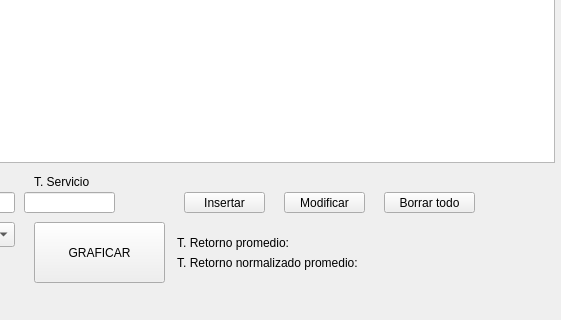
First picture: the form in Planificador/mainwindow.ui, repository lamlemonpie/SO, before the edit; both pictures show x 736 to 1297 and y 138 to 458 of the 1297 by 458 pixel window.
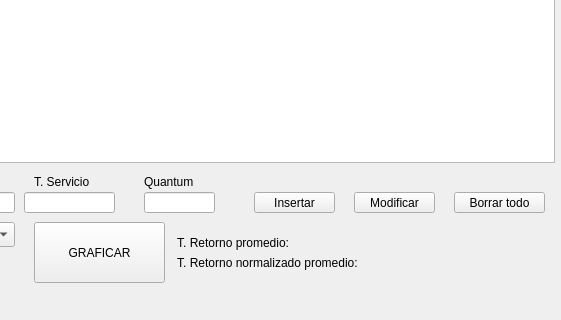
Second picture: the form after the edit. Custom widgets are drawn as their Qt base class.

Commit message: Cositas de interfaz

The edit to the form file:
```diff
--- a/Planificador/mainwindow.ui
+++ b/Planificador/mainwindow.ui
@@ -27,7 +27,7 @@
    <widget class="QPushButton" name="pushButton">
     <property name="geometry">
      <rect>
-      <x>920</x>
+      <x>990</x>
       <y>330</y>
       <width>81</width>
       <height>21</height>
@@ -99,7 +99,7 @@
    <widget class="QPushButton" name="pushButton_3">
     <property name="geometry">
      <rect>
-      <x>1120</x>
+      <x>1190</x>
       <y>330</y>
       <width>91</width>
       <height>21</height>
@@ -135,7 +135,7 @@
    <widget class="QPushButton" name="pushButton_4">
     <property name="geometry">
      <rect>
-      <x>1020</x>
+      <x>1090</x>
       <y>330</y>
       <width>81</width>
       <height>21</height>
@@ -257,6 +257,37 @@
       <string>SRT</string>
      </property>
     </item>
+    <item>
+     <property name="text">
+      <string>Round Robin</string>
+     </property>
+    </item>
+   </widget>
+   <widget class="QLineEdit" name="lineEdit_4">
+    <property name="geometry">
+     <rect>
+      <x>880</x>
+      <y>330</y>
+      <width>71</width>
+      <height>21</height>
+     </rect>
+    </property>
+    <property name="text">
+     <string/>
+    </property>
+   </widget>
+   <widget class="QLabel" name="label_6">
+    <property name="geometry">
+     <rect>
+      <x>880</x>
+      <y>310</y>
+      <width>71</width>
+      <height>20</height>
+     </rect>
+    </property>
+    <property name="text">
+     <string>Quantum</string>
+    </property>
    </widget>
   </widget>
   <widget class="QMenuBar" name="menuBar">
```
The commit also changes 2 other files.
